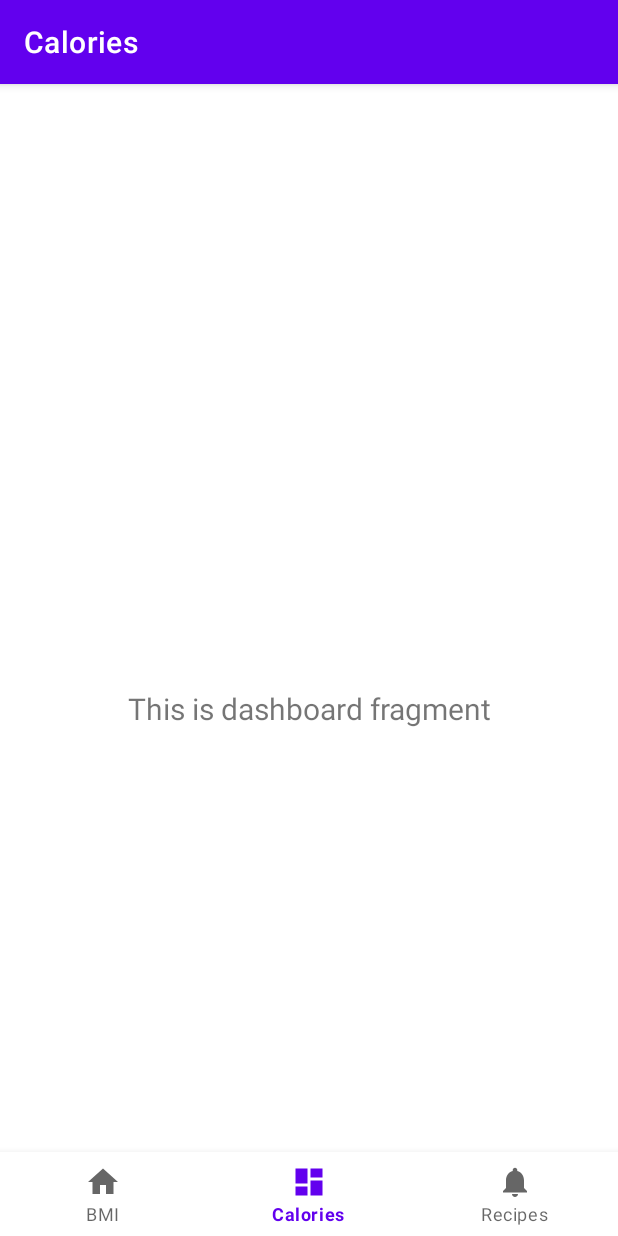
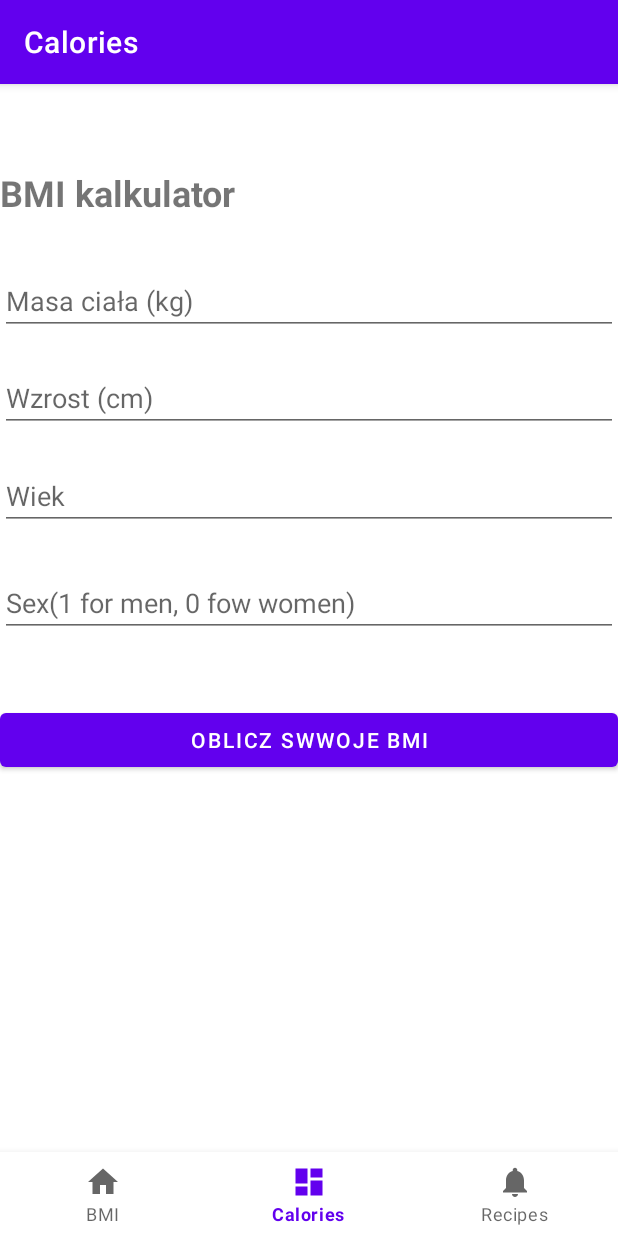
Before and after one commit to s20500-pj/PAM, an Android app: the DashboardFragment screen opened through its navigation route, on a phone screen of 412 x 824 dp. Run offline under Robolectric (Android 15) with nearby library versions, the phone set to English and light mode, and no system bars; our stand-ins replace navigation-ui.

Commit message:
implementacja ppm

```diff
--- a/zad2/app/src/main/java/com/pam/bmi/ui/dashboard/DashboardFragment.java
+++ b/zad2/app/src/main/java/com/pam/bmi/ui/dashboard/DashboardFragment.java
@@ -4,17 +4,26 @@ import android.os.Bundle;
 import android.view.LayoutInflater;
 import android.view.View;
 import android.view.ViewGroup;
+import android.widget.Button;
+import android.widget.EditText;
 import android.widget.TextView;
 
 import androidx.annotation.NonNull;
 import androidx.fragment.app.Fragment;
 import androidx.lifecycle.ViewModelProvider;
 
+import com.pam.bmi.R;
 import com.pam.bmi.databinding.FragmentDashboardBinding;
 
 public class DashboardFragment extends Fragment {
 
     private FragmentDashboardBinding binding;
+
+    private EditText weightInput;
+    private EditText heightInput;
+    private EditText ageInput;
+    private EditText sexInput;
+    private TextView bmiOutput;
 
     public View onCreateView(@NonNull LayoutInflater inflater,
                              ViewGroup container, Bundle savedInstanceState) {
@@ -24,9 +33,35 @@ public class DashboardFragment extends Fragment {
         binding = FragmentDashboardBinding.inflate(inflater, container, false);
         View root = binding.getRoot();
 
-        final TextView textView = binding.textDashboard;
-        dashboardViewModel.getText().observe(getViewLifecycleOwner(), textView::setText);
+        weightInput = root.findViewById(R.id.weight_input);
+        heightInput = root.findViewById(R.id.height_input);
+        ageInput = root.findViewById(R.id.age_input);
+        bmiOutput = root.findViewById(R.id.bmi_output);
+        sexInput = root.findViewById(R.id.sex_input);
+
+        Button calculateButton = root.findViewById(R.id.calculate_button);
+        calculateButton.setOnClickListener(view -> {
+            double weight = Double.parseDouble((weightInput.getText().toString()));
+            double height = Double.parseDouble(heightInput.getText().toString());
+            int age = Integer.parseInt(ageInput.getText().toString());
+            int sex = Integer.parseInt(sexInput.getText().toString());
+
+            double bmi = calculatePPM(weight, height, age, sex);
+
+            bmiOutput.setText(String.format("Your PPM is %.2f.", bmi));
+        });
+
         return root;
+    }
+
+    private double calculatePPM(double weight, double height, int age, int sex) {
+        switch (sex) {
+            case 1:
+                return 655.1f + (9.563f * weight) + (1.85f * height) - (4.676f * age);
+            case 0:
+                return 66.5f + (13.75f * weight) + (5.003f * height) - (6.775f * age);
+        }
+        return 0;
     }
 
     @Override
--- a/zad2/app/src/main/res/layout/fragment_dashboard.xml
+++ b/zad2/app/src/main/res/layout/fragment_dashboard.xml
@@ -6,17 +6,81 @@
     android:layout_height="match_parent"
     tools:context=".ui.dashboard.DashboardFragment">
 
+    <EditText
+        android:id="@+id/sex_input"
+        android:layout_width="0dp"
+        android:layout_height="wrap_content"
+        android:layout_marginTop="156dp"
+        android:hint="Sex(1 for men, 0 fow women)"
+        android:inputType="numberDecimal"
+        app:layout_constraintEnd_toEndOf="parent"
+        app:layout_constraintHorizontal_bias="0.0"
+        app:layout_constraintStart_toStartOf="parent"
+        app:layout_constraintTop_toBottomOf="@+id/weight_input" />
+
     <TextView
-        android:id="@+id/text_dashboard"
-        android:layout_width="match_parent"
+        android:id="@+id/textView"
+        android:layout_width="wrap_content"
         android:layout_height="wrap_content"
-        android:layout_marginStart="8dp"
-        android:layout_marginTop="8dp"
-        android:layout_marginEnd="8dp"
-        android:textAlignment="center"
-        android:textSize="20sp"
-        app:layout_constraintBottom_toBottomOf="parent"
+        android:text="BMI kalkulator"
+        android:textSize="24sp"
+        android:textStyle="bold"
+        app:layout_constraintStart_toStartOf="parent"
+        app:layout_constraintTop_toTopOf="parent" />
+
+    <EditText
+        android:id="@+id/weight_input"
+        android:layout_width="0dp"
+        android:layout_height="wrap_content"
+        android:layout_marginTop="66dp"
+        android:hint="Masa ciała (kg)"
+        android:inputType="numberDecimal"
         app:layout_constraintEnd_toEndOf="parent"
         app:layout_constraintStart_toStartOf="parent"
         app:layout_constraintTop_toTopOf="parent" />
+
+    <EditText
+        android:id="@+id/height_input"
+        android:layout_width="0dp"
+        android:layout_height="wrap_content"
+        android:layout_marginTop="19dp"
+        android:hint="Wzrost (cm)"
+        android:inputType="numberDecimal"
+        app:layout_constraintEnd_toEndOf="parent"
+        app:layout_constraintStart_toStartOf="parent"
+        app:layout_constraintTop_toBottomOf="@+id/weight_input" />
+
+    <EditText
+        android:id="@+id/age_input"
+        android:layout_width="match_parent"
+        android:layout_height="wrap_content"
+        android:layout_marginTop="20dp"
+        android:hint="Wiek"
+        android:inputType="number"
+        app:layout_constraintEnd_toEndOf="parent"
+        app:layout_constraintHorizontal_bias="0.0"
+        app:layout_constraintStart_toStartOf="parent"
+        app:layout_constraintTop_toBottomOf="@+id/height_input" />
+
+    <Button
+        android:id="@+id/calculate_button"
+        android:layout_width="0dp"
+        android:layout_height="wrap_content"
+        android:layout_marginTop="116dp"
+        android:text="Oblicz swwoje BMI"
+        app:layout_constraintEnd_toEndOf="parent"
+        app:layout_constraintHorizontal_bias="0.0"
+        app:layout_constraintStart_toStartOf="parent"
+        app:layout_constraintTop_toBottomOf="@+id/age_input" />
+
+    <TextView
+        android:id="@+id/bmi_output"
+        android:layout_width="0dp"
+        android:layout_height="wrap_content"
+        android:layout_marginTop="32dp"
+        android:paddingTop="16dp"
+        app:layout_constraintEnd_toEndOf="parent"
+        app:layout_constraintHorizontal_bias="1.0"
+        app:layout_constraintStart_toStartOf="parent"
+        app:layout_constraintTop_toBottomOf="@+id/calculate_button" />
 </androidx.constraintlayout.widget.ConstraintLayout>
```
